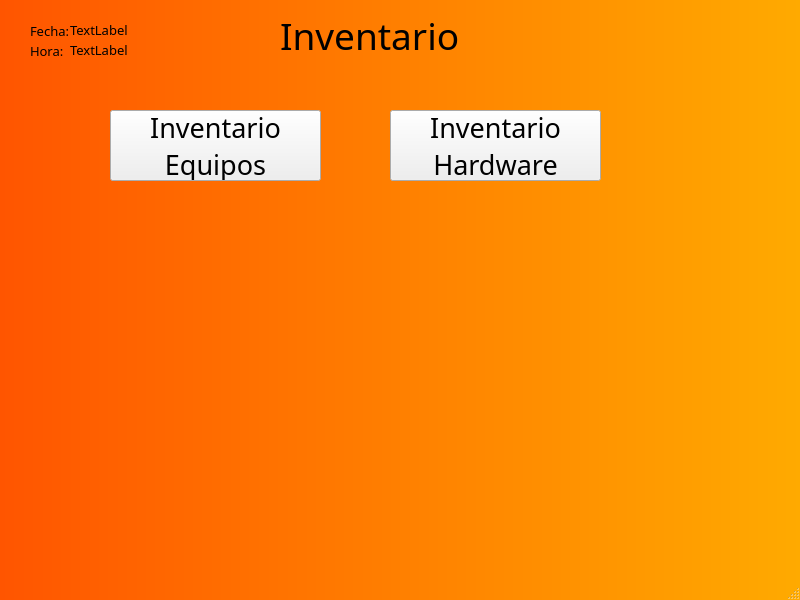
First picture: the form in Inventario.ui, repository danilp12/GestionInventarioVcp, before the edit.
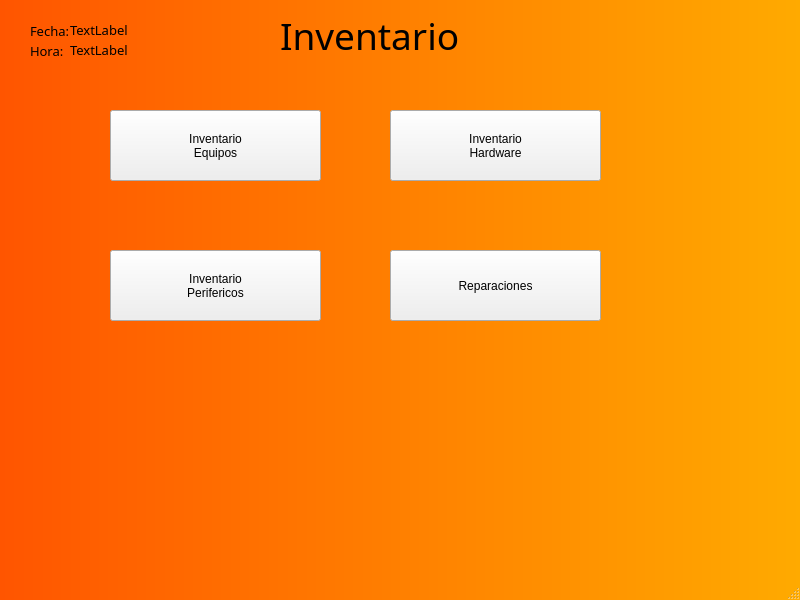
Second picture: the form after the edit. Icons and pictures are not drawn.

```diff
--- a/Inventario.ui
+++ b/Inventario.ui
@@ -56,10 +56,7 @@
      </rect>
     </property>
     <property name="font">
-     <font>
-      <family>Mongolian Baiti</family>
-      <pointsize>20</pointsize>
-     </font>
+     <font/>
     </property>
     <property name="text">
      <string>Inventario
@@ -76,10 +73,7 @@
      </rect>
     </property>
     <property name="font">
-     <font>
-      <family>Mongolian Baiti</family>
-      <pointsize>20</pointsize>
-     </font>
+     <font/>
     </property>
     <property name="text">
      <string>Inventario
@@ -162,6 +156,39 @@
      <string>Hora:</string>
     </property>
    </widget>
+   <widget class="QPushButton" name="Inventario_Perifericos">
+    <property name="geometry">
+     <rect>
+      <x>110</x>
+      <y>250</y>
+      <width>211</width>
+      <height>71</height>
+     </rect>
+    </property>
+    <property name="font">
+     <font/>
+    </property>
+    <property name="text">
+     <string>Inventario
+Perifericos</string>
+    </property>
+   </widget>
+   <widget class="QPushButton" name="Reparaciones">
+    <property name="geometry">
+     <rect>
+      <x>390</x>
+      <y>250</y>
+      <width>211</width>
+      <height>71</height>
+     </rect>
+    </property>
+    <property name="font">
+     <font/>
+    </property>
+    <property name="text">
+     <string>Reparaciones</string>
+    </property>
+   </widget>
   </widget>
   <widget class="QMenuBar" name="menubar">
    <property name="geometry">
```
Left out of the diff: 3 changed lines with no effect on the pictures.
